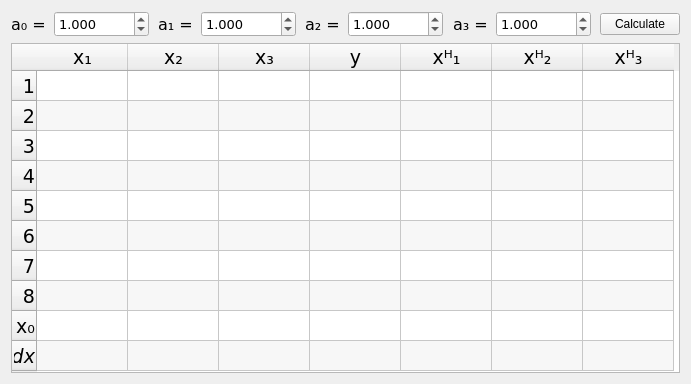
First picture: the form in Lab1/GUI.ui, repository JC-labs/Experiment_Planning_theory_Labs, before the edit.
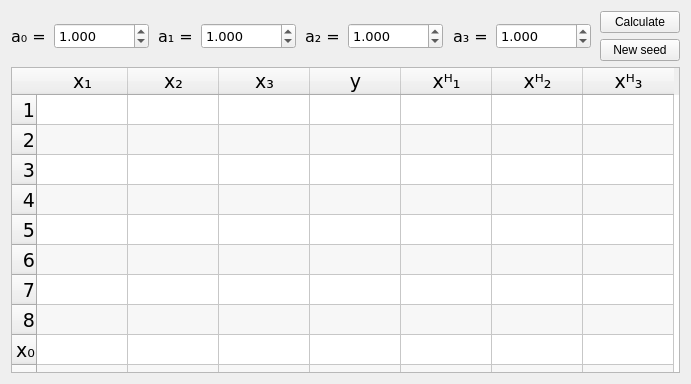
Second picture: the form after the edit.

The edit to the form file:
```diff
--- a/Lab1/GUI.ui
+++ b/Lab1/GUI.ui
@@ -21,7 +21,7 @@
   </property>
   <layout class="QVBoxLayout" name="verticalLayout">
    <item>
-    <layout class="QHBoxLayout" name="horizontalLayout" stretch="0,3,0,0,3,0,0,3,0,0,3,0,2">
+    <layout class="QHBoxLayout" name="horizontalLayout" stretch="0,3,0,0,3,0,0,3,0,0,3,0,0">
      <property name="spacing">
       <number>3</number>
      </property>
@@ -218,11 +218,22 @@
       </spacer>
      </item>
      <item>
+      <layout class="QVBoxLayout" name="verticalLayout_2">
+       <item>
       <widget class="QPushButton" name="calculate">
        <property name="text">
         <string>Calculate</string>
        </property>
       </widget>
+       </item>
+       <item>
+        <widget class="QPushButton" name="new_seed">
+         <property name="text">
+          <string>New seed</string>
+         </property>
+        </widget>
+       </item>
+      </layout>
      </item>
     </layout>
    </item>
```
Lines whose indentation alone changed are shown as unchanged.
